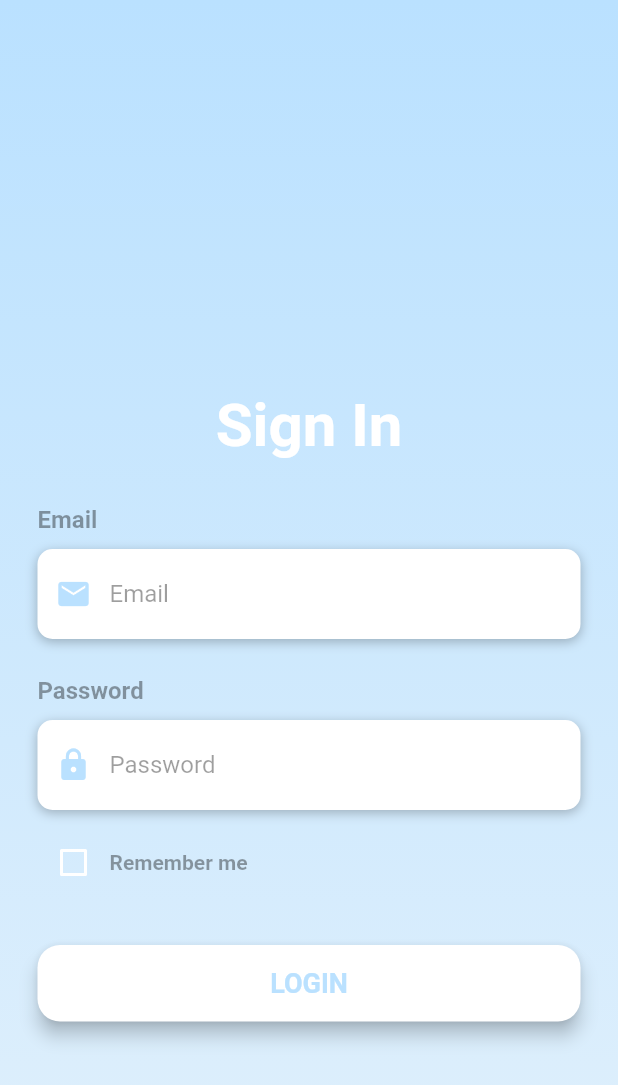
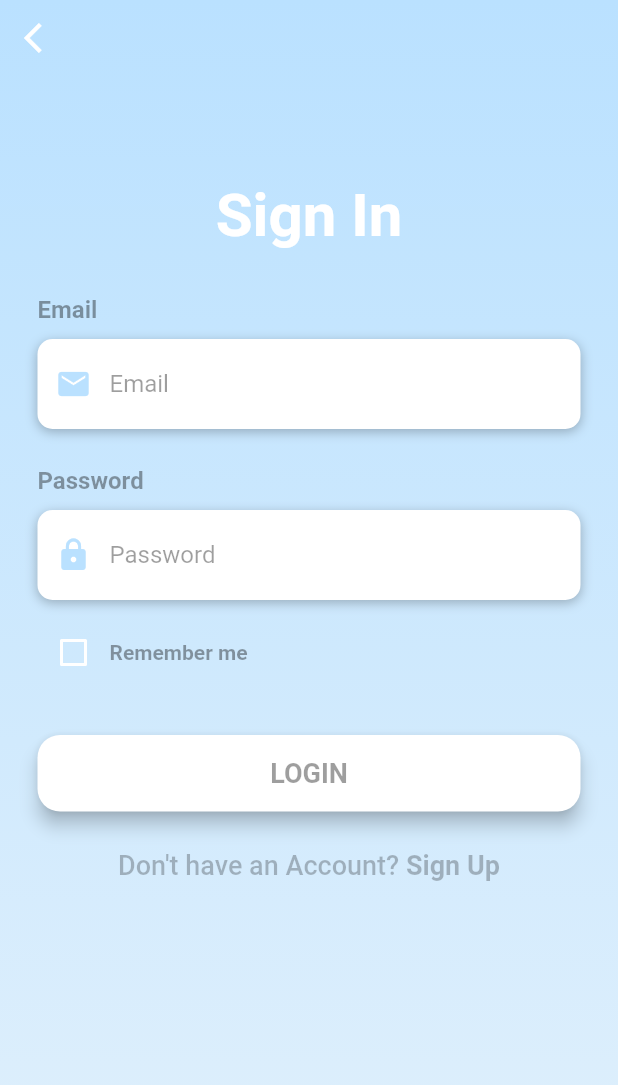
Before and after one commit to WesRoch/face_recog_app, a Flutter app: the screen it shows after launch, on a phone screen of 412 x 824 dp. Shown: the top 1085 px of the screen. Run offline on Flutter 3.47's test engine with Material 2 defaults, Android fonts, the phone set to English and light mode, and no system bars.

Commit message:
add a sign up screen

```diff
--- a/lib/login/login_screen.dart
+++ b/lib/login/login_screen.dart
@@ -1,5 +1,7 @@
 // ignore_for_file: prefer_const_constructors, prefer_const_literals_to_create_immutables
 
+import 'package:face_recog_app/signup/sign_up.dart';
+import 'package:face_recog_app/welcome/welcome_screen.dart';
 import 'package:flutter/material.dart';
 import 'package:flutter/services.dart';
 
@@ -12,6 +14,28 @@ class LoginScreen extends StatefulWidget {
 
 class _LoginScreenState extends State<LoginScreen> {
   bool isRememberMe = false;
+
+  dynamicAppBar() {
+    return AppBar(
+      leading: IconButton(
+          icon: Icon(Icons.arrow_back_ios),
+          onPressed: () {
+            Navigator.push(
+              context,
+              MaterialPageRoute(
+                builder: (context) {
+                  return WelcomeScreen();
+                },
+              ),
+            );
+          }),
+      // backgroundColor: Colors.transparent,
+      backgroundColor: Colors.transparent,
+      elevation: 0,
+      toolbarHeight: 50,
+      iconTheme: IconThemeData(color: Colors.white),
+    );
+  }
 
   Widget buildEmail() {
     return Column(
@@ -132,10 +156,39 @@ class _LoginScreenState extends State<LoginScreen> {
         child: Text(
           'LOGIN',
           style: TextStyle(
-              color: Color(0xffbae1ff),
-              fontSize: 18,
-              fontWeight: FontWeight.bold),
+              color: Colors.black38, fontSize: 18, fontWeight: FontWeight.bold),
         ),
+      ),
+    );
+  }
+
+  Widget buildSignUpBtn() {
+    return GestureDetector(
+      onTap: () {
+        Navigator.push(
+          context,
+          MaterialPageRoute(
+            builder: (context) {
+              return SignUpScreen();
+            },
+          ),
+        );
+      },
+      child: RichText(
+        text: TextSpan(children: [
+          TextSpan(
+              text: 'Don\'t have an Account? ',
+              style: TextStyle(
+                  color: Colors.black26,
+                  fontSize: 18,
+                  fontWeight: FontWeight.w500)),
+          TextSpan(
+              text: 'Sign Up',
+              style: TextStyle(
+                  color: Colors.black26,
+                  fontSize: 18,
+                  fontWeight: FontWeight.bold))
+        ]),
       ),
     );
   }
@@ -143,6 +196,8 @@ class _LoginScreenState extends State<LoginScreen> {
   @override
   Widget build(BuildContext context) {
     return Scaffold(
+      extendBodyBehindAppBar: true,
+      appBar: dynamicAppBar(),
       body: AnnotatedRegion<SystemUiOverlayStyle>(
         value: SystemUiOverlayStyle.light,
         child: GestureDetector(
@@ -163,7 +218,7 @@ class _LoginScreenState extends State<LoginScreen> {
                     ])),
                 child: SingleChildScrollView(
                   physics: AlwaysScrollableScrollPhysics(),
-                  padding: EdgeInsets.symmetric(horizontal: 25, vertical: 260),
+                  padding: EdgeInsets.symmetric(horizontal: 25, vertical: 120),
                   child: Column(
                     mainAxisAlignment: MainAxisAlignment.center,
                     children: <Widget>[
@@ -190,7 +245,8 @@ class _LoginScreenState extends State<LoginScreen> {
                       SizedBox(
                         height: 20,
                       ),
-                      buildLoginBtn()
+                      buildLoginBtn(),
+                      buildSignUpBtn()
                     ],
                   ),
                 ),
```
